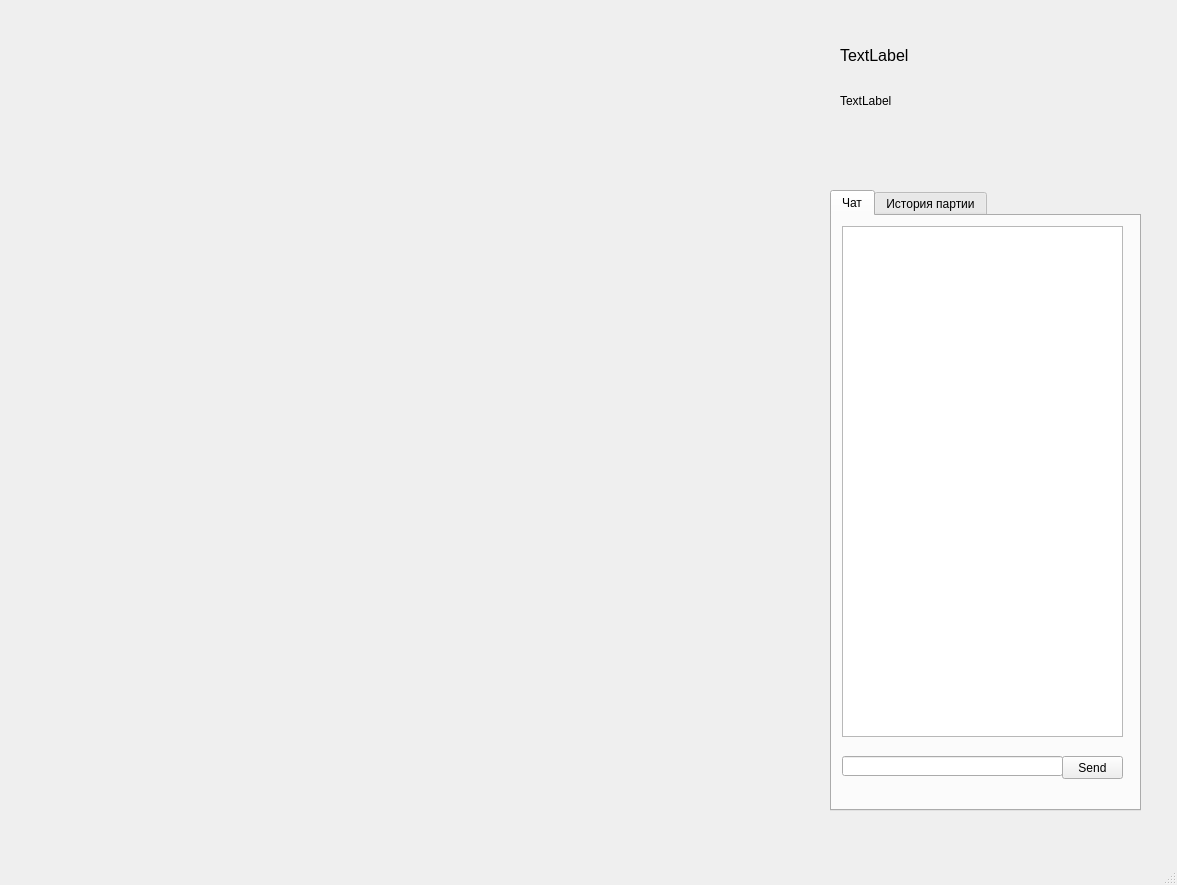
Qt form designe.ui (Exillite/MegaChess) before a commit.
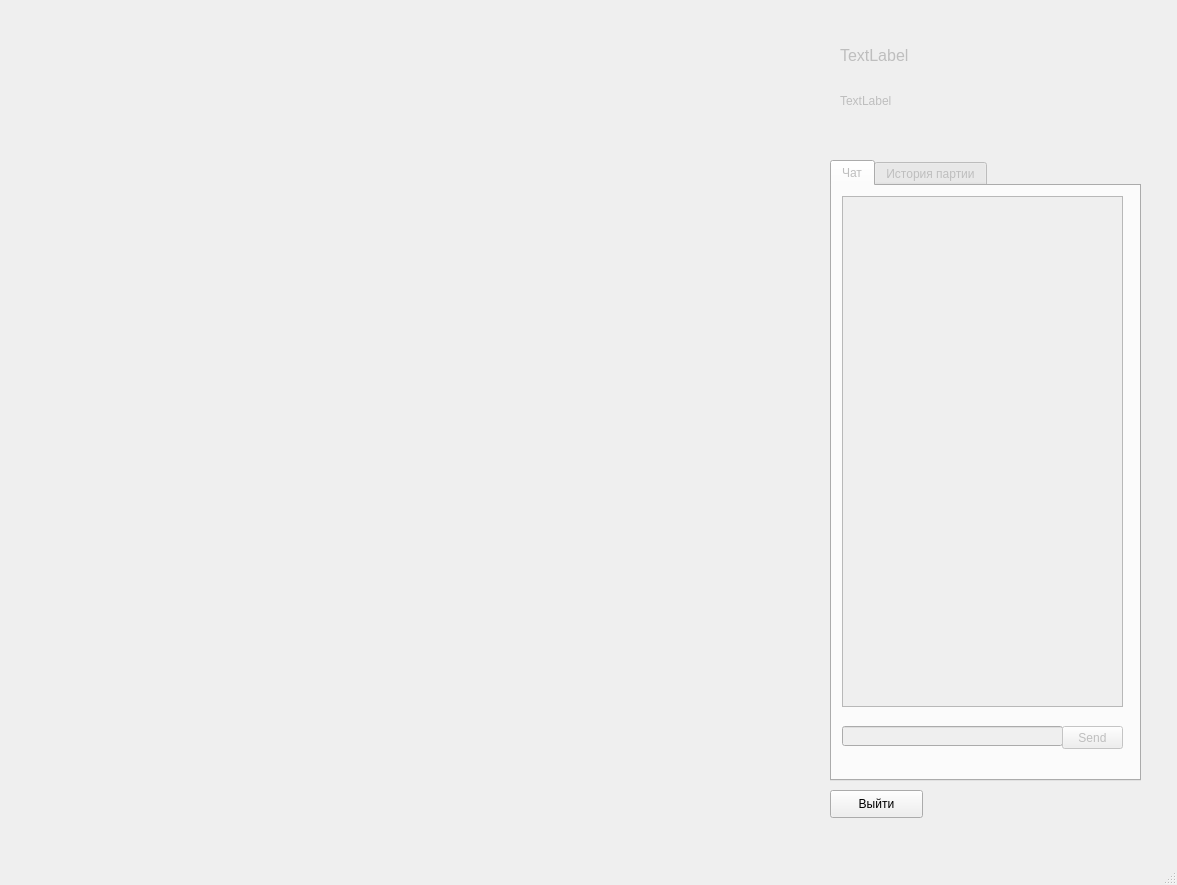
The same form after that commit.

```diff
--- a/designe.ui
+++ b/designe.ui
@@ -32,12 +32,12 @@
    </widget>
    <widget class="QTabWidget" name="tabWidget">
     <property name="enabled">
-     <bool>true</bool>
+     <bool>false</bool>
     </property>
     <property name="geometry">
      <rect>
       <x>830</x>
-      <y>190</y>
+      <y>160</y>
       <width>311</width>
       <height>621</height>
      </rect>
@@ -50,6 +50,9 @@
       <string>Чат</string>
      </attribute>
      <widget class="QTextBrowser" name="textBrowser">
+      <property name="enabled">
+       <bool>false</bool>
+      </property>
       <property name="geometry">
        <rect>
         <x>10</x>
@@ -60,6 +63,9 @@
       </property>
      </widget>
      <widget class="QLineEdit" name="lineEdit_3">
+      <property name="enabled">
+       <bool>false</bool>
+      </property>
       <property name="geometry">
        <rect>
         <x>10</x>
@@ -70,6 +76,9 @@
       </property>
      </widget>
      <widget class="QPushButton" name="pushButton_2">
+      <property name="enabled">
+       <bool>false</bool>
+      </property>
       <property name="geometry">
        <rect>
         <x>230</x>
@@ -100,6 +109,9 @@
     </widget>
    </widget>
    <widget class="QLabel" name="label">
+    <property name="enabled">
+     <bool>false</bool>
+    </property>
     <property name="geometry">
      <rect>
       <x>840</x>
@@ -120,6 +132,9 @@
     </property>
    </widget>
    <widget class="QLabel" name="label_2">
+    <property name="enabled">
+     <bool>false</bool>
+    </property>
     <property name="geometry">
      <rect>
       <x>840</x>
@@ -132,6 +147,19 @@
      <string>TextLabel</string>
     </property>
    </widget>
+   <widget class="QPushButton" name="pushButton">
+    <property name="geometry">
+     <rect>
+      <x>830</x>
+      <y>790</y>
+      <width>93</width>
+      <height>28</height>
+     </rect>
+    </property>
+    <property name="text">
+     <string>Выйти</string>
+    </property>
+   </widget>
   </widget>
   <widget class="QMenuBar" name="menubar">
    <property name="geometry">
```
Left out of the diff: 2 changed lines with no effect on the pictures.
